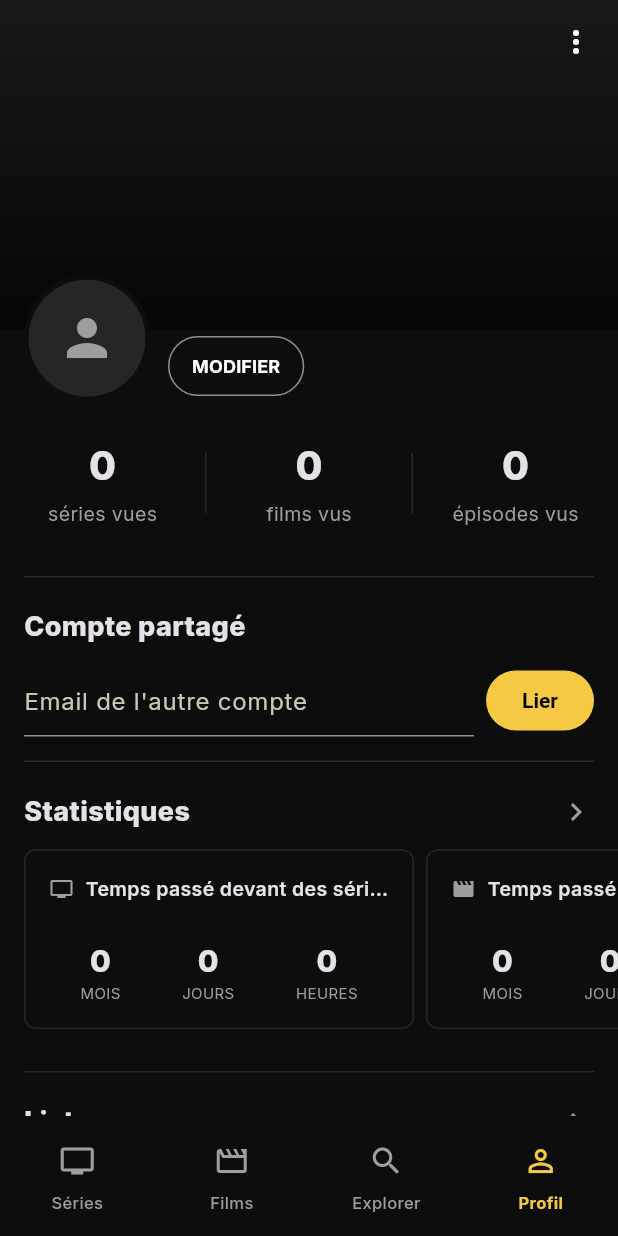
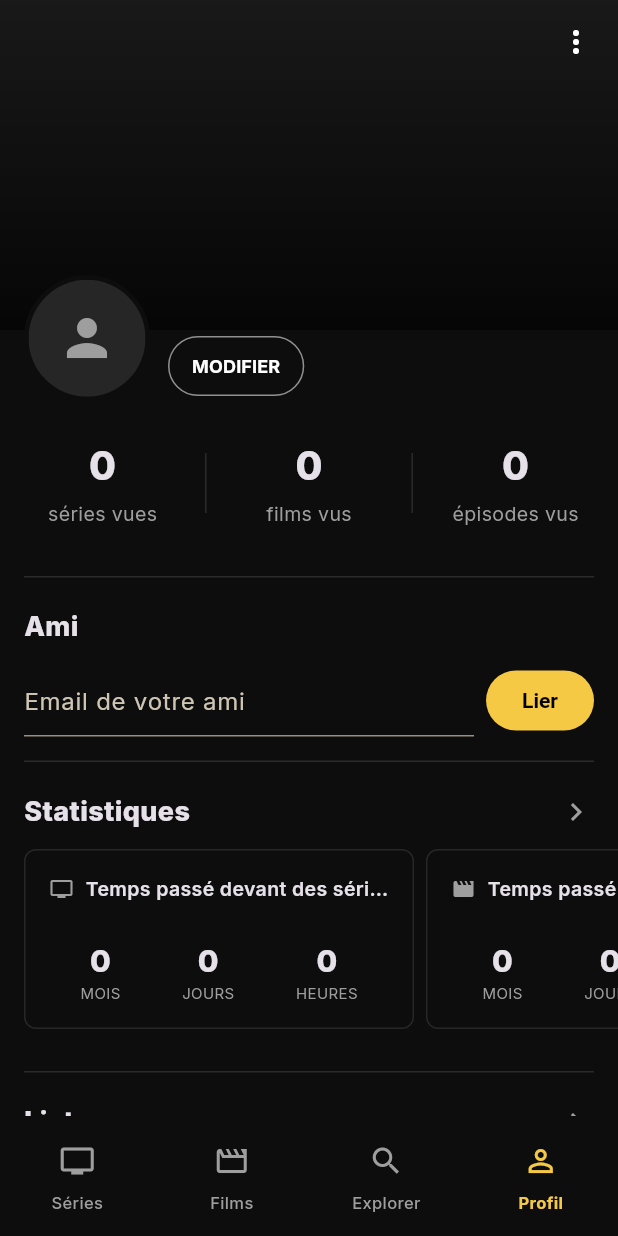
Before and after one commit to Mehdi-F/showtime, a Flutter app: the screen it shows once a user with an empty profile is signed in, item 4 of the bottom bar chosen, on a phone screen of 412 x 824 dp. Run offline on Flutter 3.47's test engine with Material 3 defaults, Android fonts, the phone set to English and light mode, and no system bars; our stand-ins replace cached_network_image, cloud_firestore, confetti, csv, file_picker, firebase_auth and 3 more; accounts and stored records are empty; network calls fail; statements that could not run were skipped.

Commit message:
Clarify confusing copy on detail pages and profile
"Les utilisateurs ont également regardé" implied real social data we
don't have (it's just TMDB's recommendation algorithm) — renamed to
"Vous pourriez aussi aimer". Renamed the profile's "Compte partagé"
section to "Ami", since "shared account" read as one login shared by
two people rather than linking to view a friend's separate profile.

```diff
--- a/lib/screens/movie_detail_screen.dart
+++ b/lib/screens/movie_detail_screen.dart
@@ -267,7 +267,7 @@ class _MovieDetailScreenState extends State<MovieDetailScreen> {
         ),
         CastRow(future: tmdb.getMovieCredits(widget.tmdbId)),
         SimilarRow(
-          title: 'Les utilisateurs ont également regardé',
+          title: 'Vous pourriez aussi aimer',
           future: tmdb.getSimilarMovies(widget.tmdbId),
           onTap: _openSimilar,
         ),
--- a/lib/screens/profile_screen.dart
+++ b/lib/screens/profile_screen.dart
@@ -196,7 +196,7 @@ class ProfileScreen extends StatelessWidget {
               const Divider(height: 33, indent: 16, endIndent: 16),
               const Padding(
                 padding: EdgeInsets.fromLTRB(16, 4, 16, 12),
-                child: Text('Compte partagé', style: TextStyle(fontWeight: FontWeight.w800, fontSize: 18)),
+                child: Text('Ami', style: TextStyle(fontWeight: FontWeight.w800, fontSize: 18)),
               ),
               const _LinkedAccountSection(),
               const Divider(height: 33, indent: 16, endIndent: 16),
@@ -725,7 +725,7 @@ class _LinkedAccountSectionState extends State<_LinkedAccountSection> {
                       child: TextField(
                         controller: _controller,
                         keyboardType: TextInputType.emailAddress,
-                        decoration: const InputDecoration(hintText: "Email de l'autre compte"),
+                        decoration: const InputDecoration(hintText: "Email de votre ami"),
                       ),
                     ),
                     const SizedBox(width: 8),
--- a/lib/screens/show_detail_screen.dart
+++ b/lib/screens/show_detail_screen.dart
@@ -481,7 +481,7 @@ class _ShowDetailScreenState extends State<ShowDetailScreen> with SingleTickerPr
         ),
         CastRow(future: tmdb.getTvCredits(widget.tmdbId)),
         SimilarRow(
-          title: 'Les utilisateurs ont également regardé',
+          title: 'Vous pourriez aussi aimer',
           future: tmdb.getSimilarTv(widget.tmdbId),
           onTap: _openSimilar,
         ),
```
